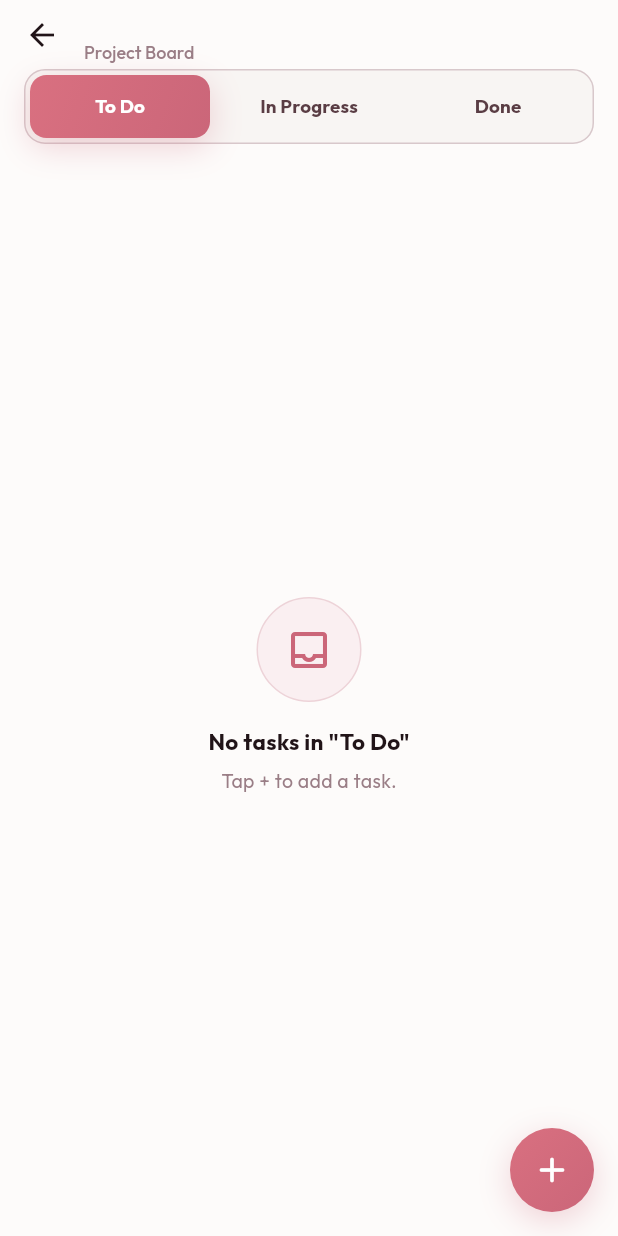
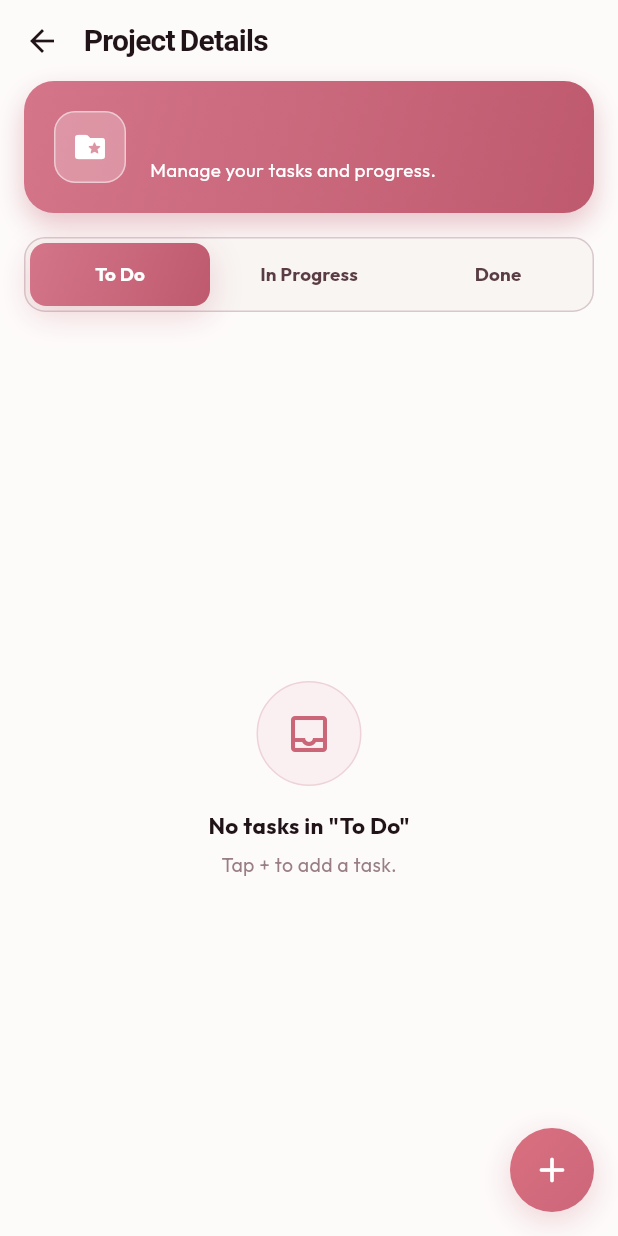
Before and after one commit to raniabdela/TaskHive, a Flutter app: the ProjectDetailPage screen opened directly with empty values, on a phone screen of 412 x 824 dp. Run offline on Flutter 3.47's test engine with Material 3 defaults, Android fonts, the phone set to English and light mode, and no system bars; our stand-ins replace cloud_firestore, firebase_auth, firebase_core, google_fonts; accounts and stored records are empty; statements that could not run were skipped.

Commit message:
redesigned the project details page

```diff
--- a/lib/project_detail.dart
+++ b/lib/project_detail.dart
@@ -47,29 +47,85 @@ class _ProjectDetailPageState extends State<ProjectDetailPage>
         elevation: 0,
         iconTheme: const IconThemeData(color: TH.ink),
         titleSpacing: 0,
-        title: Column(
+        title: const Text(
+          'Project Details',
+          style: TextStyle(
+            fontFamily: 'Georgia',
+            fontSize: 20,
+            fontWeight: FontWeight.w700,
+            color: TH.ink,
+            letterSpacing: -0.5,
+          ),
+        ),
+        bottom: PreferredSize(
+          preferredSize: const Size.fromHeight(160),
+          child: Column(
+            children: [
+              // Hero Card
+              Container(
+                margin: const EdgeInsets.symmetric(horizontal: 16),
+                padding: const EdgeInsets.all(20),
+                decoration: BoxDecoration(
+                  gradient: const LinearGradient(
+                    colors: [Color(0xFFD4758A), Color(0xFFBF5A6E)],
+                    begin: Alignment.topLeft,
+                    end: Alignment.bottomRight,
+                  ),
+                  borderRadius: BorderRadius.circular(20),
+                  boxShadow: [
+                    BoxShadow(
+                      color: const Color(0xFFBF5A6E).withValues(alpha: 0.35),
+                      blurRadius: 16,
+                      offset: const Offset(0, 8),
+                    ),
+                  ],
+                ),
+                child: Row(
+                  children: [
+                    Container(
+                      width: 48,
+                      height: 48,
+                      decoration: BoxDecoration(
+                        color: Colors.white.withValues(alpha: 0.25),
+                        borderRadius: BorderRadius.circular(14),
+                        border: Border.all(
+                            color: Colors.white.withValues(alpha: 0.5)),
+                      ),
+                      child: const Icon(Icons.folder_special_rounded,
+                          color: Colors.white, size: 24),
+                    ),
+                    const SizedBox(width: 16),
+                    Expanded(
+                      child: Column(
                         crossAxisAlignment: CrossAxisAlignment.start,
                         children: [
                           Text(
                             widget.projectName,
                             style: const TextStyle(
                               fontFamily: 'Georgia',
+                              color: Colors.white,
+                              fontWeight: FontWeight.w700,
                               fontSize: 18,
-                fontWeight: FontWeight.w700,
-                color: TH.ink,
-                letterSpacing: -0.4,
+                              letterSpacing: -0.3,
                             ),
                           ),
+                          const SizedBox(height: 4),
                           const Text(
-              'Project Board',
+                            'Manage your tasks and progress.',
                             style: TextStyle(
-                  fontSize: 12, color: TH.ink3, fontWeight: FontWeight.w500),
+                              color: Colors.white,
+                              fontSize: 12.5,
+                            ),
                           ),
                         ],
                       ),
-        bottom: PreferredSize(
-          preferredSize: const Size.fromHeight(48),
-          child: Container(
+                    ),
+                  ],
+                ),
+              ),
+              const SizedBox(height: 16),
+              // TabBar
+              Container(
                 margin: const EdgeInsets.fromLTRB(16, 0, 16, 8),
                 decoration: BoxDecoration(
                   color: TH.surface1,
@@ -90,7 +146,11 @@ class _ProjectDetailPageState extends State<ProjectDetailPage>
                           ))
                       .toList(),
                   indicator: BoxDecoration(
-                gradient: TH.blushGrad,
+                    gradient: const LinearGradient(
+                      colors: [Color(0xFFD4758A), Color(0xFFBF5A6E)],
+                      begin: Alignment.topLeft,
+                      end: Alignment.bottomRight,
+                    ),
                     borderRadius: BorderRadius.circular(11),
                     boxShadow: TH.floatShadow,
                   ),
@@ -100,6 +160,8 @@ class _ProjectDetailPageState extends State<ProjectDetailPage>
                   unselectedLabelColor: TH.ink2,
                   dividerColor: Colors.transparent,
                 ),
+              ),
+            ],
           ),
         ),
       ),
```
Lines whose indentation alone changed are shown as unchanged.
